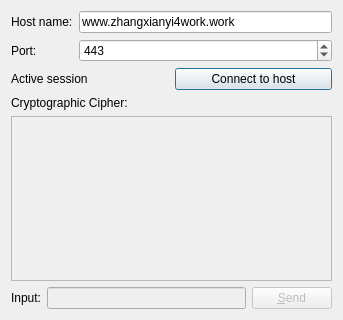
Qt form ClassResourceManagerPro/src/ui/tcp_client/tcpclient.ui (zhang-xian-yi/QT_Module) before a commit.
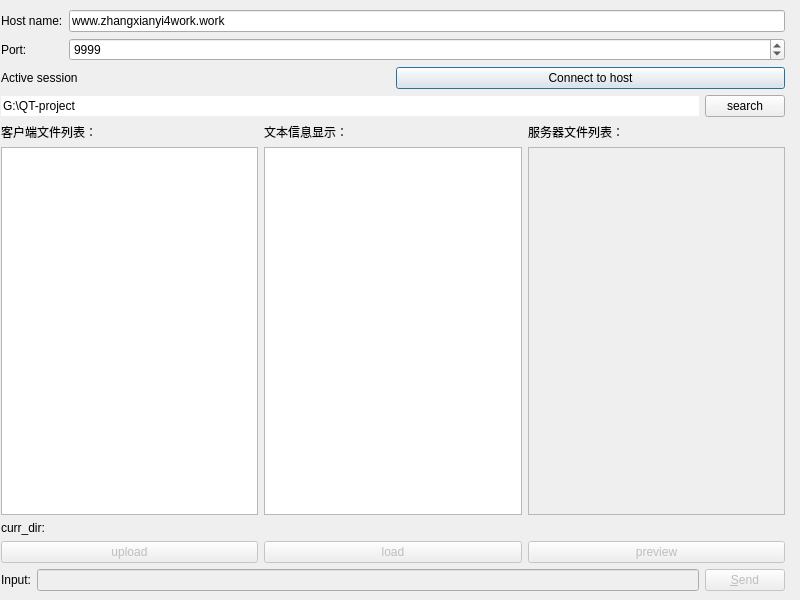
The same form after that commit.

Patch:
```diff
--- a/ClassResourceManagerPro/src/ui/tcp_client/tcpclient.ui
+++ b/ClassResourceManagerPro/src/ui/tcp_client/tcpclient.ui
@@ -6,8 +6,8 @@
    <rect>
     <x>0</x>
     <y>0</y>
-    <width>343</width>
-    <height>320</height>
+    <width>800</width>
+    <height>600</height>
    </rect>
   </property>
   <property name="minimumSize">
@@ -19,8 +19,17 @@
   <property name="windowTitle">
    <string>Secure Socket Client</string>
   </property>
-  <layout class="QGridLayout" name="gridLayout">
-   <item row="0" column="0" colspan="2">
+  <widget class="QWidget" name="layoutWidget">
+   <property name="geometry">
+    <rect>
+     <x>1</x>
+     <y>10</y>
+     <width>784</width>
+     <height>581</height>
+    </rect>
+   </property>
+   <layout class="QVBoxLayout" name="verticalLayout">
+    <item>
     <layout class="QGridLayout">
      <item row="0" column="0">
       <widget class="QLabel" name="hostNameLabel">
@@ -52,20 +61,22 @@
         <number>65535</number>
        </property>
        <property name="value">
-        <number>443</number>
+         <number>9999</number>
        </property>
       </widget>
      </item>
     </layout>
    </item>
-   <item row="1" column="0">
+    <item>
+     <layout class="QHBoxLayout" name="horizontalLayout_2">
+      <item>
     <widget class="QLabel" name="label">
      <property name="text">
       <string>Active session</string>
      </property>
     </widget>
    </item>
-   <item row="1" column="1">
+      <item>
     <widget class="QPushButton" name="connectButton">
      <property name="enabled">
       <bool>true</bool>
@@ -78,37 +89,69 @@
      </property>
     </widget>
    </item>
-   <item row="2" column="0" colspan="2">
-    <layout class="QHBoxLayout">
+     </layout>
+    </item>
      <item>
-      <widget class="QLabel" name="cipherText">
+     <layout class="QHBoxLayout" name="search_layout">
+      <item>
+       <widget class="QLineEdit" name="root_path_lineEdit">
        <property name="text">
-        <string>Cryptographic Cipher:</string>
-       </property>
-       <property name="wordWrap">
+         <string>G:\QT-project</string>
+        </property>
+        <property name="frame">
+         <bool>false</bool>
+        </property>
+        <property name="echoMode">
+         <enum>QLineEdit::Normal</enum>
+        </property>
+       </widget>
+      </item>
+      <item>
+       <widget class="QPushButton" name="btn_search">
+        <property name="enabled">
         <bool>true</bool>
        </property>
-      </widget>
-     </item>
+        <property name="text">
+         <string>search</string>
+        </property>
+       </widget>
+      </item>
+     </layout>
+    </item>
      <item>
-      <widget class="QLabel" name="cipherLabel">
+     <layout class="QHBoxLayout" name="horizontalLayout_3">
+      <item>
+       <widget class="QLabel" name="client_lab">
        <property name="text">
-        <string>&lt;none&gt;</string>
-       </property>
-       <property name="alignment">
-        <set>Qt::AlignRight|Qt::AlignTrailing|Qt::AlignVCenter</set>
-       </property>
-       <property name="wordWrap">
-        <bool>true</bool>
+         <string>客户端文件列表：</string>
+        </property>
+       </widget>
+      </item>
+      <item>
+       <widget class="QLabel" name="sessionout_lab">
+        <property name="text">
+         <string>文本信息显示：</string>
+        </property>
+       </widget>
+      </item>
+      <item>
+       <widget class="QLabel" name="server_lab">
+        <property name="text">
+         <string>服务器文件列表：</string>
        </property>
       </widget>
      </item>
     </layout>
    </item>
-   <item row="3" column="0" colspan="2">
+    <item>
+     <layout class="QHBoxLayout" name="show_layout">
+      <item>
+       <widget class="QListView" name="client_listView"/>
+      </item>
+      <item>
     <widget class="QTextEdit" name="sessionOutput">
      <property name="enabled">
-      <bool>false</bool>
+         <bool>true</bool>
      </property>
      <property name="focusPolicy">
       <enum>Qt::StrongFocus</enum>
@@ -125,7 +168,60 @@
      </property>
     </widget>
    </item>
-   <item row="4" column="0" colspan="2">
+      <item>
+       <widget class="QListView" name="server_listView">
+        <property name="enabled">
+         <bool>false</bool>
+        </property>
+       </widget>
+      </item>
+     </layout>
+    </item>
+    <item>
+     <widget class="QLabel" name="curr_dir_lab">
+      <property name="enabled">
+       <bool>true</bool>
+      </property>
+      <property name="text">
+       <string>curr_dir:</string>
+      </property>
+     </widget>
+    </item>
+    <item>
+     <layout class="QHBoxLayout" name="btn_layout">
+      <item>
+       <widget class="QPushButton" name="btn_upload">
+        <property name="enabled">
+         <bool>false</bool>
+        </property>
+        <property name="text">
+         <string>upload</string>
+        </property>
+       </widget>
+      </item>
+      <item>
+       <widget class="QPushButton" name="btn_download">
+        <property name="enabled">
+         <bool>false</bool>
+        </property>
+        <property name="text">
+         <string>load</string>
+        </property>
+       </widget>
+      </item>
+      <item>
+       <widget class="QPushButton" name="btn_preview">
+        <property name="enabled">
+         <bool>false</bool>
+        </property>
+        <property name="text">
+         <string>preview</string>
+        </property>
+       </widget>
+      </item>
+     </layout>
+    </item>
+    <item>
     <layout class="QHBoxLayout">
      <item>
       <widget class="QLabel" name="sessionInputLabel">
@@ -160,6 +256,7 @@
     </layout>
    </item>
   </layout>
+  </widget>
  </widget>
  <resources/>
  <connections>
```
Lines whose indentation alone changed are shown as unchanged.
